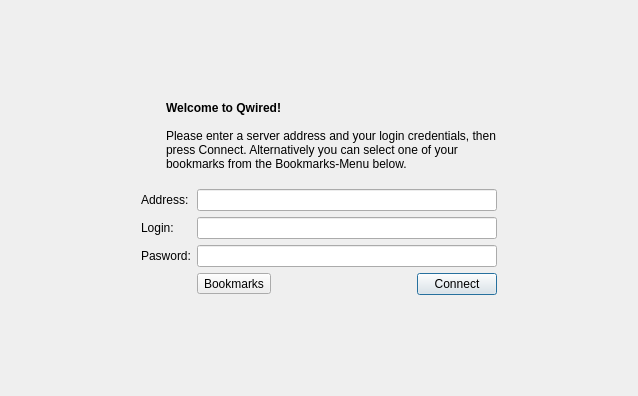
The window that qw_client/QwcConnectWidget.ui (pcjpnet/qwired-suite) describes before a commit, drawn with Qt 5.
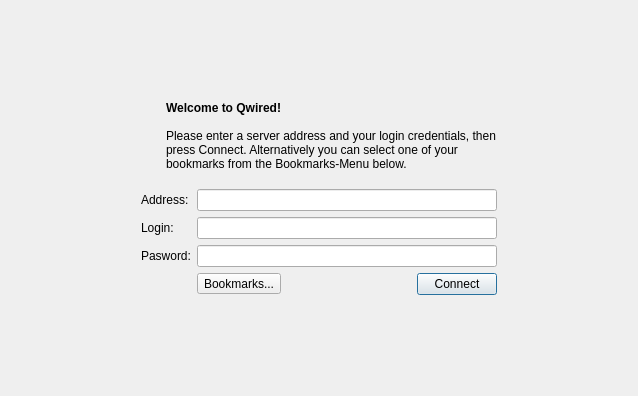
The same window after the commit. Icons and pictures are not drawn.

Commit message: Implemented creation of bookmarks directly from the connect dialog. (Resolves issue 4) Added new icon to the connect button and cleaned up some widgets.

```diff
--- a/qw_client/QwcConnectWidget.ui
+++ b/qw_client/QwcConnectWidget.ui
@@ -192,18 +192,12 @@
            <item row="3" column="1">
             <widget class="QToolButton" name="fBtnFavourites">
              <property name="text">
-              <string>Bookmarks</string>
+              <string>Bookmarks...</string>
              </property>
              <property name="icon">
               <iconset resource="application.qrc">
                <normaloff>:/icons/icon_favourite.png</normaloff>:/icons/icon_favourite.png</iconset>
              </property>
-             <property name="iconSize">
-              <size>
-               <width>20</width>
-               <height>20</height>
-              </size>
-             </property>
              <property name="popupMode">
               <enum>QToolButton::InstantPopup</enum>
              </property>
```
Left out of the diff: 30 changed lines with no effect on the pictures. The commit also changes 3 other files.
